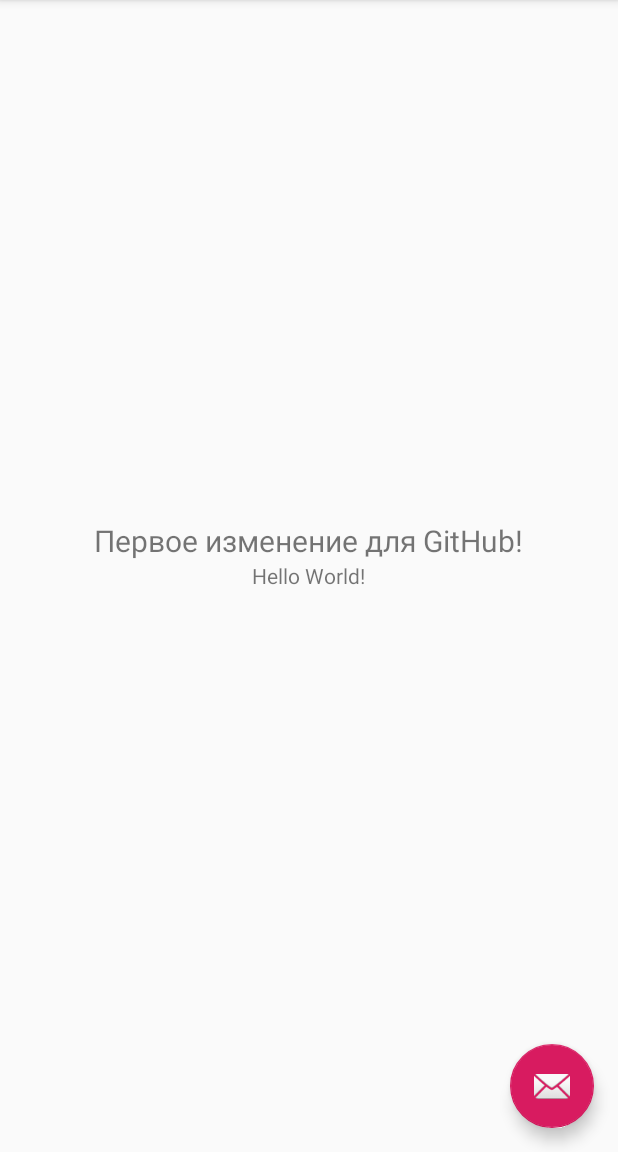
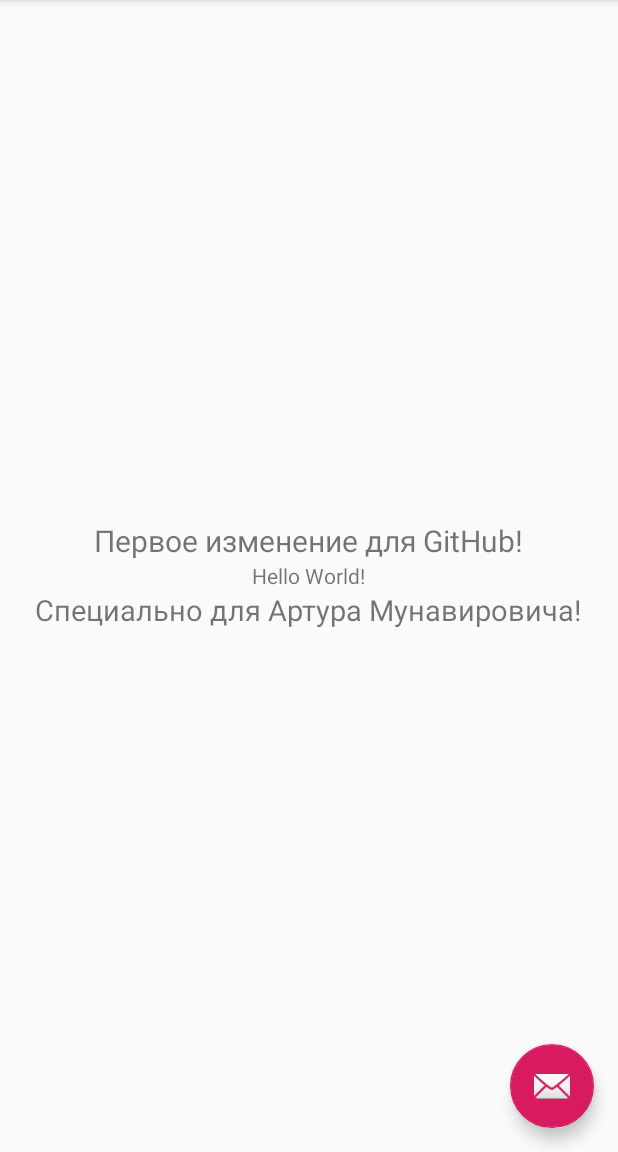
Before and after one commit to donut96/Drone, an Android app: the screen it shows after launch (MainActivity), on a phone screen of 412 x 824 dp, the part 84-1236 px from its top. Run offline under Robolectric (Android 15) with nearby library versions, the phone set to English and light mode, and no system bars.

Commit message:
Second commit

```diff
--- a/feature/src/main/res/layout/content_main.xml
+++ b/feature/src/main/res/layout/content_main.xml
@@ -14,7 +14,7 @@
         android:layout_width="wrap_content"
         android:layout_height="wrap_content"
         android:text="Hello World!"
-        android:layout_centerInParent="true" />
+        android:layout_centerInParent="true"/>
 
     <TextView
         android:layout_width="wrap_content"
@@ -24,4 +24,12 @@
         android:layout_centerInParent="true"
         android:layout_above="@id/txv_hello_word"/>
 
+    <TextView
+        android:layout_width="wrap_content"
+        android:layout_height="wrap_content"
+        android:text="@string/special_sadikov"
+        android:layout_below="@id/txv_hello_word"
+        android:layout_centerInParent="true"
+        android:textSize="19sp"/>
+
 </RelativeLayout>
--- a/feature/src/main/res/values/strings.xml
+++ b/feature/src/main/res/values/strings.xml
@@ -6,4 +6,5 @@
     <string name="nav_header_desc">Navigation header</string>
     <string name="action_settings">Settings</string>
     <string name="first_change">Первое изменение для GitHub!</string>
+    <string name="special_sadikov">Специально для Артура Мунавировича!</string>
 </resources>
```
